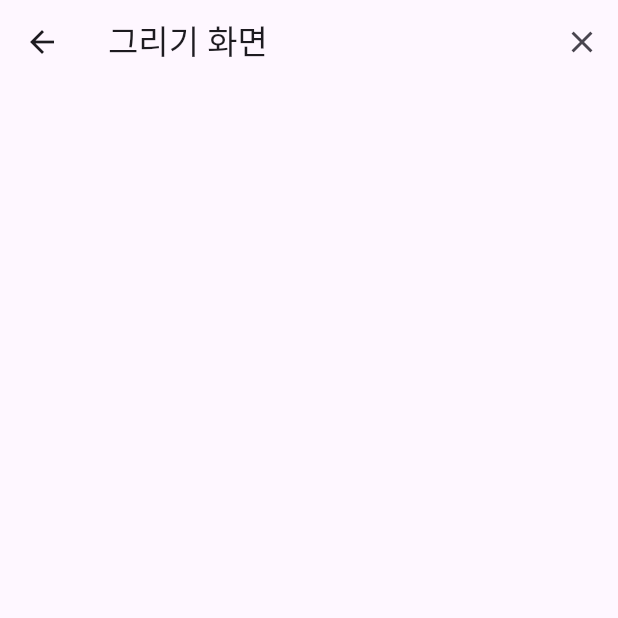
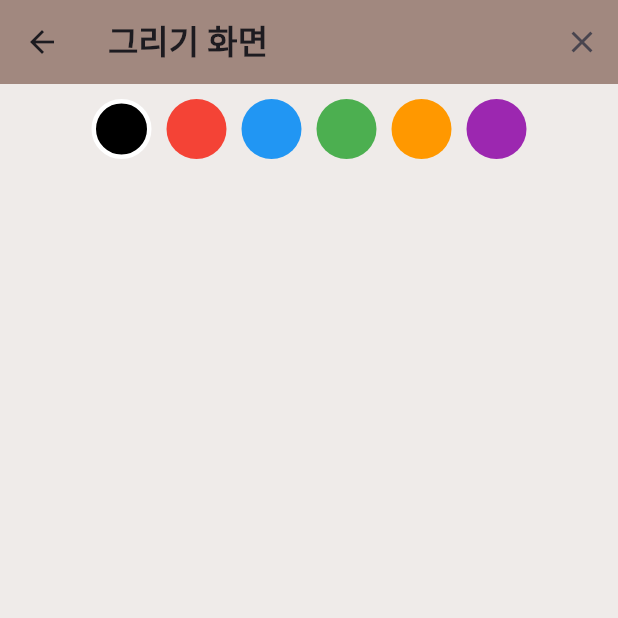
Before and after one commit to HwangOzz/Cafe-app, a Flutter app: the screen it shows after launch, after a tap on "그림 그리기", on a phone screen of 412 x 824 dp, the top half of it. Run offline on Flutter 3.47's test engine with Material 3 defaults, Android fonts, the light colour scheme and no system bars; our stand-ins replace google_fonts, image_picker.

Commit message:
그림그리기 버튼 색상추가
색상추가 완료
터치시 위아래로 오차나는 현상수정

```diff
--- a/lib/main.dart
+++ b/lib/main.dart
@@ -1,6 +1,6 @@
 import 'package:flutter/material.dart';
 import 'package:image_picker/image_picker.dart';
-import 'package:google_fonts/google_fonts.dart'; // ✅ Google Fonts 추가
+import 'package:google_fonts/google_fonts.dart';
 import 'dart:io';
 
 void main() {
@@ -11,27 +11,28 @@
   @override
   Widget build(BuildContext context) {
     return MaterialApp(
-      home: MainScreen(), // ✅ 메인 화면을 첫 화면으로 설정
+      debugShowCheckedModeBanner: false, // ✅ 디버그 배너 제거
+      home: MainScreen(),
     );
   }
 }
 
-// ✅ 메인 화면 (배경 흰색, 내부 회색 라운드 박스 + "Cafe" 제목 추가)
+// ✅ 메인 화면 (감성적인 디자인 적용)
 class MainScreen extends StatelessWidget {
   @override
   Widget build(BuildContext context) {
     return Scaffold(
-      backgroundColor: Colors.white, // ✅ 바깥 배경을 흰색으로 설정
+      backgroundColor: Colors.brown[50], // ✅ 배경을 부드러운 베이지 색상으로 변경
       body: Center(
         child: Container(
-          width: MediaQuery.of(context).size.width * 0.9, // ✅ 화면의 90% 크기
-          height: MediaQuery.of(context).size.height * 0.85, // ✅ 화면의 85% 크기
+          width: MediaQuery.of(context).size.width * 0.9,
+          height: MediaQuery.of(context).size.height * 0.85,
           decoration: BoxDecoration(
-            color: Colors.grey[300], // ✅ 내부(컨텐츠 영역) 색상을 회색으로 설정
-            borderRadius: BorderRadius.circular(30), // ✅ 모서리를 둥글게 설정
+            color: Colors.brown[100], // ✅ 내부 배경 색상 (카페 감성)
+            borderRadius: BorderRadius.circular(30),
             boxShadow: [
               BoxShadow(
-                color: Colors.black26, // ✅ 그림자 효과
+                color: Colors.black26,
                 blurRadius: 10,
                 spreadRadius: 2,
               ),
@@ -39,149 +40,77 @@
           ),
           child: Column(
             children: [
-              SizedBox(height: 40), // ✅ 상단 여백 추가
-              // ✅ "Cafe" 제목 추가
+              SizedBox(height: 40),
+              // ✅ "Cafe" 제목을 감성적인 느낌으로 변경
               Text(
                 "Cafe",
-                style: GoogleFonts.pacifico( // ✅ 예쁜 필기체 폰트 적용
-                  fontSize: 36, // ✅ 폰트 크기
-                  fontWeight: FontWeight.bold, // ✅ 굵기 설정
-                  color: Colors.brown[800], // ✅ 커피 느낌의 갈색 계열 색상
+                style: GoogleFonts.pacifico(
+                  fontSize: 40,
+                  fontWeight: FontWeight.bold,
+                  color: Colors.brown[800], // ✅ 따뜻한 브라운 계열 색상
                 ),
               ),
-              Spacer(), // ✅ 제목과 버튼 사이 여백을 최대한 확보
-              ElevatedButton(
-                onPressed: () {
-                  // ✅ 1번 버튼 → 이미지 선택 화면으로 이동
-                  Navigator.push(
-                    context,
-                    MaterialPageRoute(builder: (context) => ImagePickerScreen()),
-                  );
-                },
-                child: Text("이미지 선택"),
-              ),
-              SizedBox(height: 20), // ✅ 버튼 간 간격 조정
-              ElevatedButton(
-                onPressed: () {
-                  // ✅ 2번 버튼 → 그리기 화면으로 이동
-                  Navigator.push(
-                    context,
-                    MaterialPageRoute(builder: (context) => DrawScreen()),
-                  );
-                },
-                child: Text("그림 그리기"),
-              ),
-              SizedBox(height: 20), // ✅ 버튼 간 간격 조정
-              ElevatedButton(
-                onPressed: () {
-                  // ✅ 3번 버튼 (현재 기능 없음)
-                },
-                child: Text("3번 버튼"),
-              ),
-              SizedBox(height: 40), // ✅ 하단 여백 추가
+              Spacer(),
+              // ✅ 감성적인 버튼 디자인 적용
+              _buildButton(context, "이미지 선택", () {
+                Navigator.push(context, MaterialPageRoute(builder: (context) => ImagePickerScreen()));
+              }),
+              SizedBox(height: 20),
+              _buildButton(context, "그림 그리기", () {
+                Navigator.push(context, MaterialPageRoute(builder: (context) => DrawScreen()));
+              }),
+              SizedBox(height: 20),
+              _buildButton(context, "3번 버튼", () {
+                // ✅ 추가 기능 필요 시 여기에 작성
+              }),
+              SizedBox(height: 40),
             ],
           ),
         ),
       ),
     );
   }
-}
-// ✅ 그리기 화면 (DrawScreen)
-class DrawScreen extends StatefulWidget {
-  @override
-  _DrawScreenState createState() => _DrawScreenState();
-}
 
-class _DrawScreenState extends State<DrawScreen> {
-  List<Offset?> points = []; // ✅ 사용자가 터치한 점들의 리스트
-
-  @override
-  Widget build(BuildContext context) {
-    double appBarHeight = MediaQuery.of(context).padding.top + kToolbarHeight; // ✅ AppBar + StatusBar 높이
-
-    return Scaffold(
-      appBar: AppBar(
-        title: Text("그리기 화면"),
-        actions: [
-          IconButton(
-            icon: Icon(Icons.clear),
-            onPressed: () {
-              setState(() {
-                points.clear(); // ✅ 그림 초기화 (모든 점 삭제)
-              });
-            },
+  // ✅ 감성적인 버튼 디자인 함수
+  Widget _buildButton(BuildContext context, String text, VoidCallback onPressed) {
+    return AnimatedContainer(
+      duration: Duration(milliseconds: 300), // ✅ 애니메이션 효과 추가
+      curve: Curves.easeInOut,
+      child: ElevatedButton(
+        style: ElevatedButton.styleFrom(
+          backgroundColor: Colors.brown[300], // ✅ 따뜻한 브라운 계열
+          foregroundColor: Colors.white, // ✅ 텍스트 색상
+          shape: RoundedRectangleBorder(
+            borderRadius: BorderRadius.circular(20), // ✅ 부드러운 라운드 처리
           ),
-        ],
-      ),
-      body: GestureDetector(
-        behavior: HitTestBehavior.translucent, // ✅ 터치 감지 문제 해결
-        onPanUpdate: (details) {
-          setState(() {
-            RenderBox box = context.findRenderObject() as RenderBox;
-            Offset localPosition = box.globalToLocal(details.globalPosition);
-            points.add(Offset(localPosition.dx, localPosition.dy - appBarHeight)); // ✅ AppBar 높이만큼 y좌표 조정
-          });
-        },
-        onPanEnd: (details) {
-          setState(() {
-            points.add(null); // ✅ 손을 떼면 새로운 선을 그릴 수 있도록 `null` 추가
-          });
-        },
-        child: CustomPaint(
-          painter: DrawPainter(points), // ✅ 그림을 그리는 Painter 적용
-          size: Size.infinite,
+          padding: EdgeInsets.symmetric(horizontal: 40, vertical: 15), // ✅ 버튼 크기 조정
+        ),
+        onPressed: onPressed,
+        child: Text(
+          text,
+          style: GoogleFonts.lato(fontSize: 18, fontWeight: FontWeight.bold),
         ),
       ),
     );
   }
 }
 
-// ✅ 그림을 그리는 Painter 클래스
-class DrawPainter extends CustomPainter {
-  List<Offset?> points; // ✅ 터치한 점들의 리스트
-
-  DrawPainter(this.points);
-
-  @override
-  void paint(Canvas canvas, Size size) {
-    Paint paint = Paint()
-      ..color = Colors.black // ✅ 선 색상을 검은색으로 설정
-      ..strokeCap = StrokeCap.round // ✅ 선 끝을 둥글게 설정
-      ..strokeWidth = 5.0; // ✅ 선 두께 설정
-
-    for (int i = 0; i < points.length - 1; i++) {
-      if (points[i] != null && points[i + 1] != null) {
-        canvas.drawLine(points[i]!, points[i + 1]!, paint); // ✅ 두 점을 잇는 선을 그림
-      }
-    }
-  }
-
-  @override
-  bool shouldRepaint(CustomPainter oldDelegate) {
-    return true; // ✅ 변경 사항이 있을 때마다 다시 그림
-  }
-}
-
-
-
-// ✅ 이미지 선택 화면 (1번 버튼 기능)
+// ✅ 이미지 선택 화면 (감성적인 스타일 적용)
 class ImagePickerScreen extends StatefulWidget {
   @override
   _ImagePickerScreenState createState() => _ImagePickerScreenState();
 }
 
-// ✅ 상태를 관리하는 클래스 (이미지 선택 기능 추가)
 class _ImagePickerScreenState extends State<ImagePickerScreen> {
-  File? _image; // ✅ 선택한 이미지 파일을 저장할 변수
+  File? _image;
 
-  // ✅ 갤러리에서 이미지 선택하는 함수
   Future<void> pickImage() async {
-    final ImagePicker picker = ImagePicker(); // ✅ 이미지 선택을 위한 객체 생성
-    final XFile? pickedFile = await picker.pickImage(source: ImageSource.gallery); // ✅ 갤러리에서 이미지 선택
+    final ImagePicker picker = ImagePicker();
+    final XFile? pickedFile = await picker.pickImage(source: ImageSource.gallery);
 
     if (pickedFile != null) {
       setState(() {
-        _image = File(pickedFile.path); // ✅ 선택한 이미지를 `_image` 변수에 저장
+        _image = File(pickedFile.path);
       });
     }
   }
@@ -189,27 +118,32 @@
   @override
   Widget build(BuildContext context) {
     return Scaffold(
+      backgroundColor: Colors.brown[50], // ✅ 부드러운 배경색 적용
       appBar: AppBar(
-        title: Text('이미지 선택 화면'),
-        leading: IconButton(
-          icon: Icon(Icons.arrow_back),
-          onPressed: () {
-            Navigator.pop(context);
-          },
-        ),
+        backgroundColor: Colors.brown[300],
+        title: Text('이미지 선택', style: GoogleFonts.lato(fontSize: 22, fontWeight: FontWeight.bold)),
       ),
       body: Stack(
         children: [
-          _image != null
-              ? Image.file(_image!, width: double.infinity, height: double.infinity, fit: BoxFit.cover)
-              : Center(child: Text("이미지를 선택하세요!", style: TextStyle(fontSize: 18))),
+          Center(
+            child: _image != null
+                ? ClipRRect(
+                    borderRadius: BorderRadius.circular(20),
+                    child: Image.file(_image!, width: 300, height: 300, fit: BoxFit.cover),
+                  )
+                : Text("이미지를 선택하세요!", style: GoogleFonts.lato(fontSize: 18)),
+          ),
           Align(
             alignment: Alignment.bottomCenter,
             child: Padding(
               padding: const EdgeInsets.only(bottom: 30),
               child: ElevatedButton(
+                style: ElevatedButton.styleFrom(
+                  backgroundColor: Colors.brown[400],
+                  padding: EdgeInsets.symmetric(horizontal: 40, vertical: 15),
+                ),
                 onPressed: pickImage,
-                child: Text("갤러리에서 이미지 선택"),
+                child: Text("갤러리에서 이미지 선택", style: GoogleFonts.lato(fontSize: 16)),
               ),
             ),
           ),
@@ -218,3 +152,145 @@
     );
   }
 }
+// ✅ 그림 그리기 화면 (DrawScreen)
+class DrawScreen extends StatefulWidget {
+  @override
+  _DrawScreenState createState() => _DrawScreenState();
+}
+
+class _DrawScreenState extends State<DrawScreen> {
+  List<Map<String, dynamic>> lines = []; // ✅ 기존 선들의 색상을 유지하도록 Map 구조 사용
+  List<Offset?> currentLine = []; // ✅ 현재 그리고 있는 선
+  Color selectedColor = Colors.black; // ✅ 기본 색상을 검은색으로 설정
+
+  @override
+  Widget build(BuildContext context) {
+    return Scaffold(
+      backgroundColor: Colors.brown[50],
+      appBar: AppBar(
+        backgroundColor: Colors.brown[300],
+        title: Text("그리기 화면", style: TextStyle(fontSize: 22, fontWeight: FontWeight.bold)),
+        actions: [
+          IconButton(
+            icon: Icon(Icons.clear),
+            onPressed: () {
+              setState(() {
+                lines.clear();
+                currentLine.clear();
+              });
+            },
+          ),
+        ],
+      ),
+      body: Column(
+        children: [
+          _buildColorPalette(),
+          Expanded(
+            child: GestureDetector(
+              behavior: HitTestBehavior.translucent,
+              onPanStart: (details) {
+                setState(() {
+                  currentLine = [];
+                  Offset localPosition = details.localPosition; // ✅ 정확한 위치 사용
+                  currentLine.add(localPosition);
+                });
+              },
+              onPanUpdate: (details) {
+                setState(() {
+                  Offset localPosition = details.localPosition; // ✅ 정확한 위치 사용
+                  currentLine.add(localPosition);
+                });
+              },
+              onPanEnd: (details) {
+                setState(() {
+                  lines.add({
+                    "color": selectedColor,
+                    "points": List<Offset?>.from(currentLine)
+                  });
+                  currentLine.clear();
+                });
+              },
+              child: CustomPaint(
+                painter: DrawPainter(lines, currentLine, selectedColor),
+                size: Size.infinite,
+              ),
+            ),
+          ),
+        ],
+      ),
+    );
+  }
+
+  // ✅ 색상 선택 팔레트 UI
+  Widget _buildColorPalette() {
+    List<Color> colors = [Colors.black, Colors.red, Colors.blue, Colors.green, Colors.orange, Colors.purple];
+
+    return Padding(
+      padding: const EdgeInsets.symmetric(vertical: 10),
+      child: Row(
+        mainAxisAlignment: MainAxisAlignment.center,
+        children: colors.map((color) {
+          return GestureDetector(
+            onTap: () {
+              setState(() {
+                selectedColor = color;
+              });
+            },
+            child: Container(
+              margin: EdgeInsets.symmetric(horizontal: 5),
+              width: 40,
+              height: 40,
+              decoration: BoxDecoration(
+                color: color,
+                shape: BoxShape.circle,
+                border: selectedColor == color
+                    ? Border.all(color: Colors.white, width: 3) // ✅ 선택한 색상 강조 표시
+                    : null,
+              ),
+            ),
+          );
+        }).toList(),
+      ),
+    );
+  }
+}
+
+// ✅ 그림을 그리는 Painter 클래스
+class DrawPainter extends CustomPainter {
+  final List<Map<String, dynamic>> lines; // ✅ 기존 선 목록 (각 선의 색상을 포함)
+  final List<Offset?> currentLine; // ✅ 현재 그리고 있는 선
+  final Color currentColor; // ✅ 현재 선택된 색상
+
+  DrawPainter(this.lines, this.currentLine, this.currentColor);
+
+  @override
+  void paint(Canvas canvas, Size size) {
+    Paint paint = Paint()
+      ..strokeCap = StrokeCap.round
+      ..strokeWidth = 5.0;
+
+    // ✅ 기존 선 그리기 (이전 색상 유지)
+    for (var line in lines) {
+      paint.color = line["color"]; // ✅ 저장된 선의 색상을 적용
+      List<Offset?> points = List<Offset?>.from(line["points"]);
+      for (int i = 0; i < points.length - 1; i++) {
+        if (points[i] != null && points[i + 1] != null) {
+          canvas.drawLine(points[i]!, points[i + 1]!, paint);
+        }
+      }
+    }
+
+    // ✅ 현재 그리고 있는 선 그리기 (현재 선택한 색상 적용)
+    paint.color = currentColor;
+    for (int i = 0; i < currentLine.length - 1; i++) {
+      if (currentLine[i] != null && currentLine[i + 1] != null) {
+        canvas.drawLine(currentLine[i]!, currentLine[i + 1]!, paint);
+      }
+    }
+  }
+
+  @override
+  bool shouldRepaint(DrawPainter oldDelegate) {
+    return true;
+  }
+}
```
